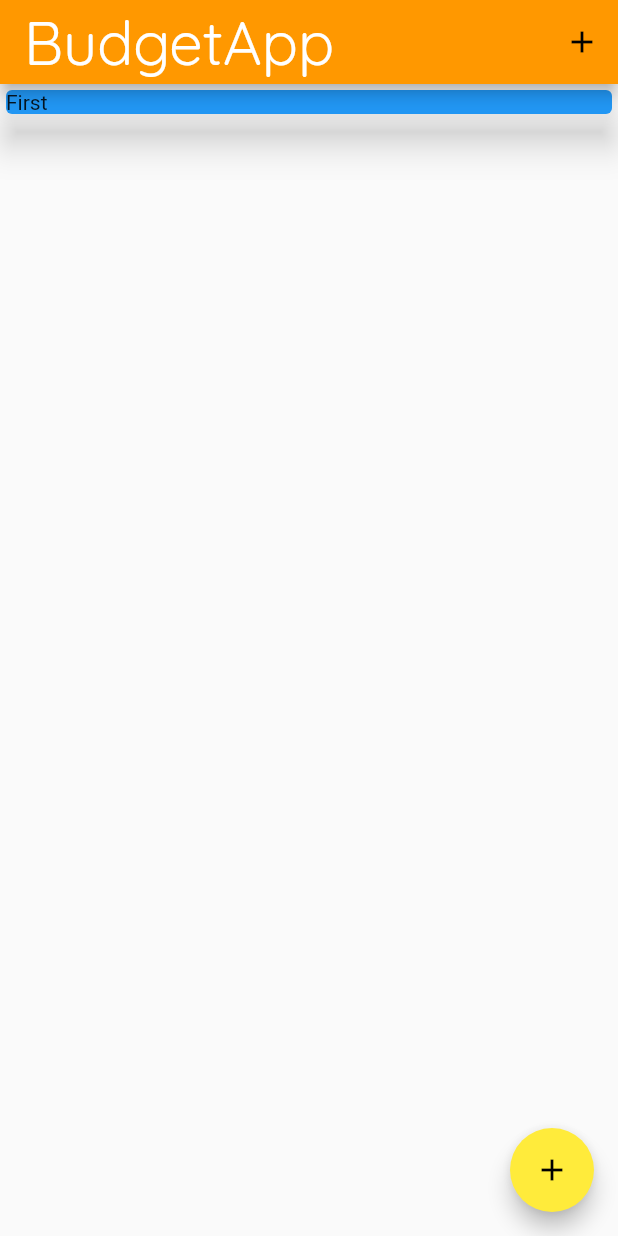
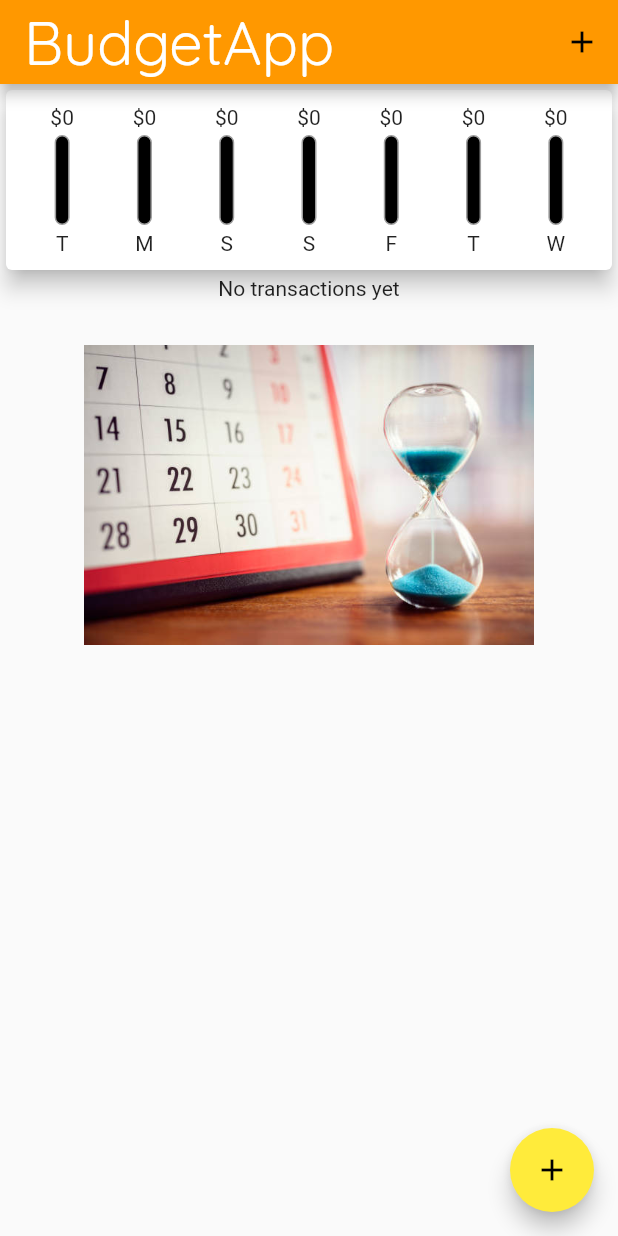
Before and after one commit to donmelaka/budget, a Flutter app: the screen it shows after launch, on a phone screen of 412 x 824 dp. Run offline on Flutter 3.47's test engine with Material 2 defaults, Android fonts, the phone set to English and light mode, and no system bars.

Commit message:
Added bar chart

```diff
--- a/lib/main.dart
+++ b/lib/main.dart
@@ -1,3 +1,4 @@
+import 'package:budget/widgets/chart.dart';
 import 'package:budget/widgets/new_transaction.dart';
 import 'package:budget/widgets/transaction_list.dart';
 import 'package:flutter/material.dart';
@@ -27,7 +28,10 @@ class MyApp extends StatelessWidget {
             fontSize: 40,
           ),
         ),
-        textTheme: ThemeData.light().textTheme.copyWith(
+        textTheme: ThemeData
+            .light()
+            .textTheme
+            .copyWith(
           headline6: const TextStyle(
             fontFamily: 'QuickSand',
             fontWeight: FontWeight.bold,
@@ -69,6 +73,12 @@ class _BudgetAppState extends State<BudgetApp> {
     );
   }
 
+  List<Transaction> get _recentTransactions {
+    return transactions.where((element) =>
+        element.date.isAfter(DateTime.now().subtract(Duration(days: 7))))
+        .toList(growable: false);
+  }
+
   @override
   Widget build(BuildContext context) {
     return Scaffold(
@@ -89,11 +99,7 @@ class _BudgetAppState extends State<BudgetApp> {
           child: Column(
             children: [
               Container(
-                child: const Card(
-                  child: Text('First'),
-                  color: Colors.blue,
-                  elevation: 10,
-                ),
+                child: Chart(transactions: _recentTransactions),
                 width: double.infinity,
               ),
               TransactionList(transactions: transactions),
--- /dev/null
+++ b/lib/widgets/chart.dart
@@ -0,0 +1,66 @@
+import 'package:budget/widgets/chart_bar.dart';
+import 'package:intl/intl.dart';
+
+import '../models/transaction.dart';
+import 'package:flutter/material.dart';
+
+class Chart extends StatelessWidget {
+  Chart({Key? key, required List<Transaction> transactions})
+      : this._transactions = transactions,
+        super(key: key);
+
+  List<Transaction> _transactions;
+
+  List<Map<String, Object>> get groupedTransactionValues {
+    return List.generate(7, (index) {
+      final weekDay = DateTime.now().subtract(
+        Duration(days: index),
+      );
+      double sumForTheDay = 0.0;
+
+      for (var trn in _transactions) {
+        if (trn.date.day == weekDay.day &&
+            trn.date.month == weekDay.month &&
+            trn.date.year == weekDay.year) {
+          sumForTheDay += trn.amount;
+        }
+      }
+      return {
+        'day': DateFormat('E').format(weekDay).substring(0, 1),
+        'amount': sumForTheDay,
+      };
+    });
+  }
+
+  double get sum {
+    return groupedTransactionValues.fold(0.0, (sum, element) {
+      return sum + (element['amount'] as double);
+    });
+  }
+
+  @override
+  Widget build(BuildContext context) {
+    groupedTransactionValues.forEach((element) {
+      print(element.toString());
+    });
+    return Card(
+      elevation: 6,
+      child: Padding(
+        padding: EdgeInsets.all(10),
+        child: Row(
+          mainAxisAlignment: MainAxisAlignment.spaceAround,
+          children: groupedTransactionValues.map((e) {
+            return Flexible(
+              fit: FlexFit.tight,
+              child: ChartBar(
+                amount: e['amount'] as double,
+                lable: e['day'].toString(),
+                percentage: (sum > 0 ? (e['amount'] as double) / sum : 0.0),
+              ),
+            );
+          }).toList(growable: false),
+        ),
+      ),
+    );
+  }
+}
--- /dev/null
+++ b/lib/widgets/chart_bar.dart
@@ -0,0 +1,56 @@
+import 'package:flutter/material.dart';
+
+class ChartBar extends StatelessWidget {
+  final double amount;
+  final String lable;
+  final double percentage;
+
+  const ChartBar(
+      {Key? key,
+      required this.amount,
+      required this.lable,
+      required this.percentage})
+      : super(key: key);
+
+  @override
+  Widget build(BuildContext context) {
+    return Container(
+      child: Column(
+        children: [
+          FittedBox(
+            child: Text('\$${amount.toStringAsFixed(0)}'),
+          ),
+          SizedBox(
+            height: 4,
+          ),
+          Container(
+            height: 60,
+            width: 10,
+            child: Stack(
+              children: [
+                Container(
+                  decoration: BoxDecoration(
+                      border: Border.all(color: Colors.grey, width: 1.0),
+                      color: Colors.black,
+                      borderRadius: BorderRadius.circular(10)),
+                ),
+                FractionallySizedBox(
+                  heightFactor: percentage,
+                  child: Container(
+                    decoration: BoxDecoration(
+                        color: Theme.of(context).primaryColor,
+                        borderRadius: BorderRadius.circular(10)),
+                  ),
+                ),
+              ],
+            ),
+          ),
+          SizedBox(
+            height: 4,
+          ),
+          Text(lable),
+        ],
+      ),
+    );
+  }
+}
--- a/lib/widgets/transaction_list.dart
+++ b/lib/widgets/transaction_list.dart
@@ -13,21 +13,37 @@ class TransactionList extends StatelessWidget {
   Widget build(BuildContext context) {
     return Container(
       height: 300,
-      child: ListView.builder(
+      child: _transactions.isEmpty
+          ? Column(
+              children: [
+                const Text('No transactions yet'),
+                SizedBox(height: 30,),
+                Container(
+                  height: 200,
+                  child: Image.asset(
+                    'assets/images/waiting.jpeg',
+                    fit: BoxFit.cover,
+                  ),
+                )
+              ],
+            )
+          : ListView.builder(
               itemCount: _transactions.length,
               itemBuilder: (context, index) {
                 return Card(
                   child: Row(
                     children: [
                       Container(
-                  margin:
-                      const EdgeInsets.symmetric(vertical: 10, horizontal: 15),
+                        margin: const EdgeInsets.symmetric(
+                            vertical: 10, horizontal: 15),
                         decoration: BoxDecoration(
-                      border: Border.all(color: Theme.of(context).primaryColor, width: 2)),
+                            border: Border.all(
+                                color: Theme.of(context).primaryColor,
+                                width: 2)),
                         padding: EdgeInsets.all(10),
                         child: Text(
                           _transactions[index].amount.toString(),
-                    style:  TextStyle(
+                          style: TextStyle(
                               color: Theme.of(context).primaryColor,
                               fontWeight: FontWeight.bold,
                               fontSize: 20),
@@ -42,7 +58,8 @@ class TransactionList extends StatelessWidget {
                           Text(
                             DateFormat('MMM-d-yyyy')
                                 .format(_transactions[index].date),
-                      style: const TextStyle(fontSize: 10, color: Colors.grey),
+                            style: const TextStyle(
+                                fontSize: 10, color: Colors.grey),
                           )
                         ],
                         crossAxisAlignment: CrossAxisAlignment.start,
--- a/pubspec.yaml
+++ b/pubspec.yaml
@@ -59,9 +59,8 @@ flutter:
   uses-material-design: true
 
   # To add assets to your application, add an assets section, like this:
-  # assets:
-  #   - images/a_dot_burr.jpeg
-  #   - images/a_dot_ham.jpeg
+  assets:
+    - assets/images/waiting.jpeg
 
   # An image asset can refer to one or more resolution-specific "variants", see
   # https://flutter.dev/assets-and-images/#resolution-aware.
```
Also changed, not shown: assets/images/waiting.jpeg (added). Lines whose indentation alone changed are shown as unchanged.
